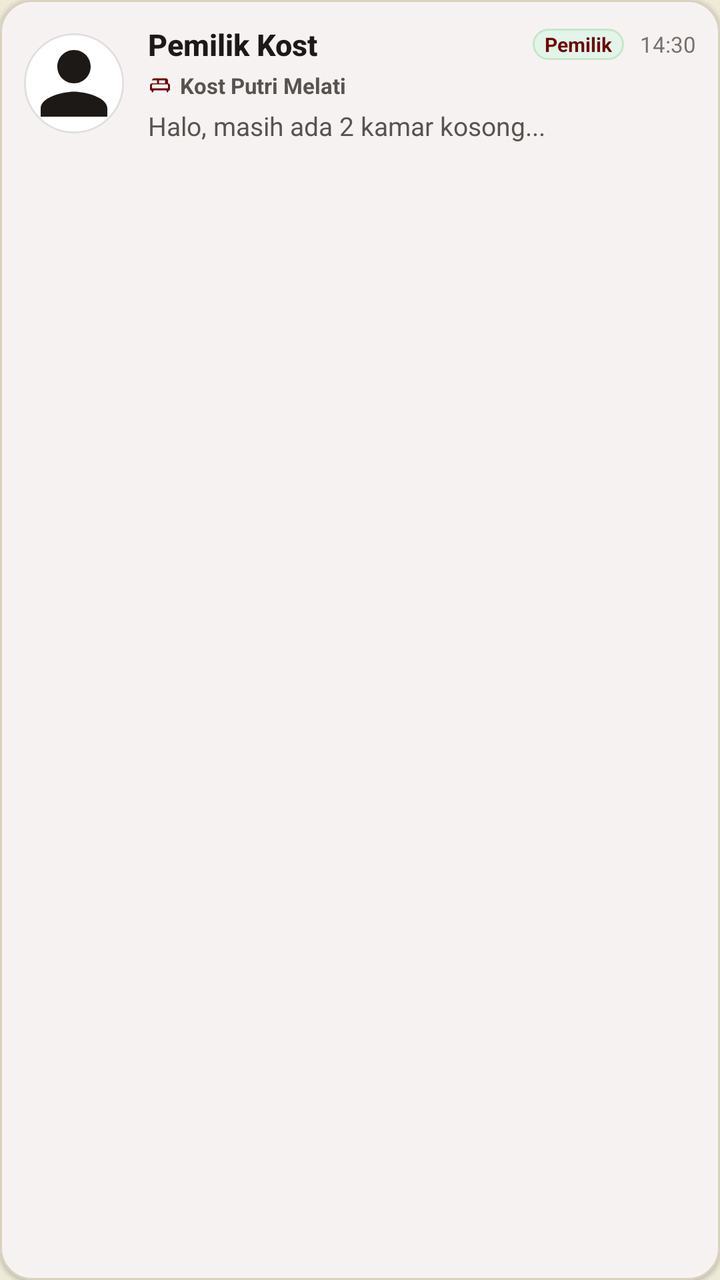
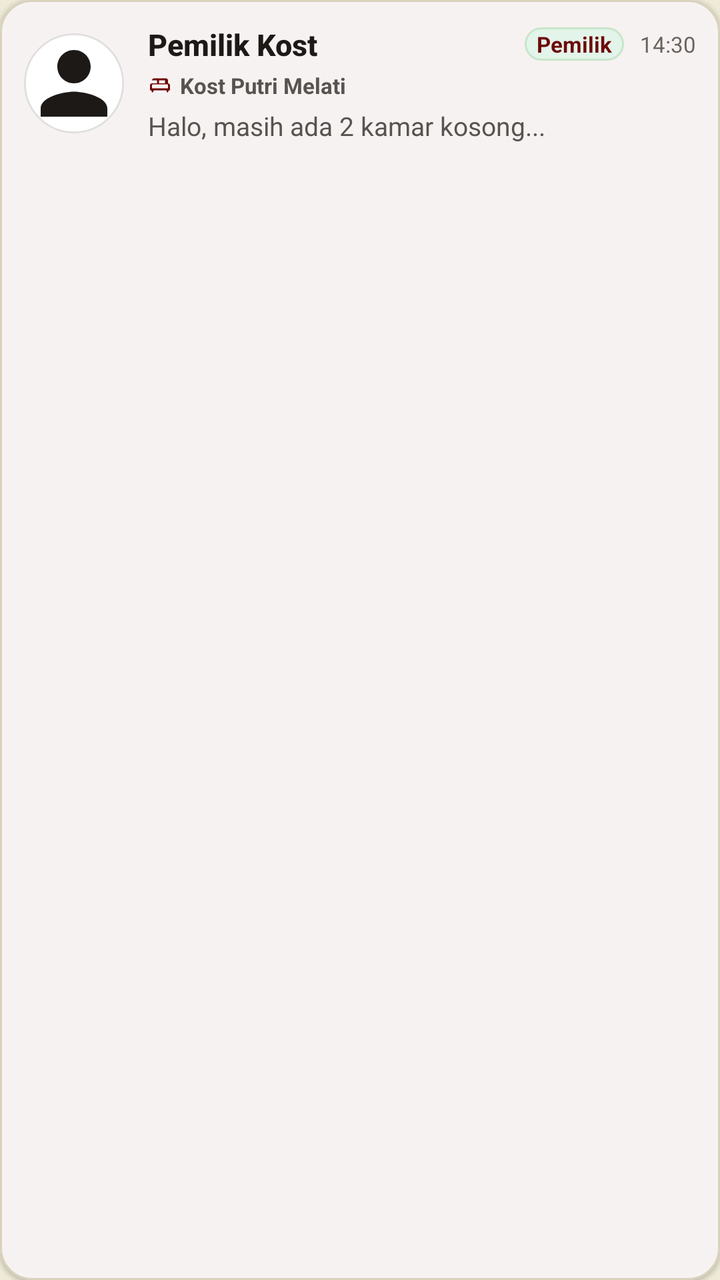

Before-and-after screenshots of an Android layout around one commit, followed by the original layout XML and the change that was made.
<!-- AndroidManifest.xml: application theme Theme.CariKostKita -->
<!-- res/layout/item_chat_conversation.xml -->
<?xml version="1.0" encoding="utf-8"?>
<com.google.android.material.card.MaterialCardView xmlns:android="http://schemas.android.com/apk/res/android"
    xmlns:app="http://schemas.android.com/apk/res-auto"
    android:id="@+id/card_chat_conversation"
    android:layout_width="match_parent"
    android:layout_height="wrap_content"
    android:layout_marginHorizontal="16dp"
    android:layout_marginVertical="5dp"
    android:clickable="true"
    android:focusable="true"
    android:foreground="?attr/selectableItemBackground"
    app:cardBackgroundColor="@color/surface"
    app:cardCornerRadius="16dp"
    app:cardElevation="1dp"
    app:contentPadding="12dp"
    app:strokeColor="@color/border_subtle"
    app:strokeWidth="1dp">

    <LinearLayout
        android:layout_width="match_parent"
        android:layout_height="wrap_content"
        android:gravity="center_vertical"
        android:orientation="horizontal">

        
        <FrameLayout
            android:layout_width="50dp"
            android:layout_height="50dp">

            <com.google.android.material.imageview.ShapeableImageView
                android:id="@+id/iv_chat_conv_avatar"
                android:layout_width="50dp"
                android:layout_height="50dp"
                android:background="@drawable/bg_fav_circle"
                android:scaleType="centerCrop"
                android:src="@drawable/ic_nav_profile"
                app:shapeAppearanceOverlay="@style/ShapeAppearance.Material3.Corner.Full" />

            
            <View
                android:id="@+id/dot_chat_conv_online"
                android:layout_width="12dp"
                android:layout_height="12dp"
                android:layout_gravity="bottom|end"
                android:background="@drawable/bg_pill_tersedia"
                android:backgroundTint="@color/status_tersedia"
                android:visibility="gone" />
        </FrameLayout>

        
        <LinearLayout
            android:layout_width="0dp"
            android:layout_height="wrap_content"
            android:layout_marginStart="12dp"
            android:layout_weight="1"
            android:orientation="vertical">

            
            <LinearLayout
                android:layout_width="match_parent"
                android:layout_height="wrap_content"
                android:gravity="center_vertical"
                android:orientation="horizontal">

                <TextView
                    android:id="@+id/tv_chat_conv_title"
                    android:layout_width="0dp"
                    android:layout_height="wrap_content"
                    android:layout_weight="1"
                    android:ellipsize="end"
                    android:fontFamily="sans-serif-medium"
                    android:maxLines="1"
                    android:text="Pemilik Kost"
                    android:textColor="@color/text_primary"
                    android:textSize="15sp"
                    android:textStyle="bold" />

                <TextView
                    android:id="@+id/tv_chat_conv_role_tag"
                    android:layout_width="wrap_content"
                    android:layout_height="wrap_content"
                    android:layout_marginStart="6dp"
                    android:background="@drawable/bg_pill_tersedia"
                    android:paddingHorizontal="6dp"
                    android:paddingVertical="1dp"
                    android:text="Pemilik"
                    android:textColor="@color/primary"
                    android:textSize="10sp"
                    android:textStyle="bold" />

                <TextView
                    android:id="@+id/tv_chat_conv_time"
                    android:layout_width="wrap_content"
                    android:layout_height="wrap_content"
                    android:layout_marginStart="8dp"
                    android:text="14:30"
                    android:textColor="@color/text_muted"
                    android:textSize="11sp" />
            </LinearLayout>

            
            <LinearLayout
                android:id="@+id/layout_chat_conv_kost_context"
                android:layout_width="match_parent"
                android:layout_height="wrap_content"
                android:layout_marginTop="3dp"
                android:gravity="center_vertical"
                android:orientation="horizontal">

                <ImageView
                    android:layout_width="12dp"
                    android:layout_height="12dp"
                    android:contentDescription="Kost"
                    android:src="@drawable/ic_bed"
                    app:tint="@color/primary" />

                <TextView
                    android:id="@+id/tv_chat_conv_kost_name"
                    android:layout_width="wrap_content"
                    android:layout_height="wrap_content"
                    android:layout_marginStart="4dp"
                    android:ellipsize="end"
                    android:maxLines="1"
                    android:text="Kost Putri Melati"
                    android:textColor="@color/text_secondary"
                    android:textSize="11sp"
                    android:textStyle="bold" />
            </LinearLayout>

            
            <LinearLayout
                android:layout_width="match_parent"
                android:layout_height="wrap_content"
                android:layout_marginTop="4dp"
                android:gravity="center_vertical"
                android:orientation="horizontal">

                <ImageView
                    android:id="@+id/iv_chat_conv_check"
                    android:layout_width="12dp"
                    android:layout_height="12dp"
                    android:layout_marginEnd="4dp"
                    android:src="@drawable/ic_check"
                    android:visibility="gone"
                    app:tint="@color/text_muted" />

                <TextView
                    android:id="@+id/tv_chat_conv_last_message"
                    android:layout_width="0dp"
                    android:layout_height="wrap_content"
                    android:layout_weight="1"
                    android:ellipsize="end"
                    android:maxLines="1"
                    android:text="Halo, masih ada 2 kamar kosong..."
                    android:textColor="@color/text_secondary"
                    android:textSize="13sp" />

                
                <TextView
                    android:id="@+id/tv_chat_conv_badge"
                    android:layout_width="wrap_content"
                    android:layout_height="wrap_content"
                    android:layout_marginStart="8dp"
                    android:background="@drawable/bg_badge_kategori_selected"
                    android:gravity="center"
                    android:minWidth="20dp"
                    android:paddingHorizontal="6dp"
                    android:paddingVertical="2dp"
                    android:text="1"
                    android:textColor="@color/white"
                    android:textSize="10sp"
                    android:textStyle="bold"
                    android:visibility="gone" />
            </LinearLayout>
        </LinearLayout>

    </LinearLayout>

</com.google.android.material.card.MaterialCardView>
<!-- resources referenced by this layout -->
<resources>
  <color name="border_subtle">#D8D2BC</color>
  <color name="primary">#6D0808</color>
  <color name="status_tersedia">#16803C</color>
  <color name="surface">#FFFFFF</color>
  <color name="text_muted">#78716C</color>
  <color name="text_primary">#1C1917</color>
  <color name="text_secondary">#57534E</color>
  <color name="white">#FFFFFF</color>
  <!-- drawable bg_badge_kategori_selected (drawable) -->
  <?xml version="1.0" encoding="utf-8"?>
  <shape xmlns:android="http://schemas.android.com/apk/res/android"
      android:shape="rectangle">
      <solid android:color="@color/chip_active_bg" />
      <corners android:radius="20dp" />
  </shape>
  <!-- drawable bg_fav_circle (drawable) -->
  <?xml version="1.0" encoding="utf-8"?>
  <shape xmlns:android="http://schemas.android.com/apk/res/android"
      android:shape="oval">
      <solid android:color="@color/surface" />
      <stroke
          android:width="1dp"
          android:color="#1A000000" />
  </shape>
  <!-- drawable bg_pill_tersedia (drawable) -->
  <?xml version="1.0" encoding="utf-8"?>
  <shape xmlns:android="http://schemas.android.com/apk/res/android">
      <solid android:color="@color/status_tersedia_soft" />
      <stroke android:width="1dp" android:color="#C8E6C9" />
      <corners android:radius="99dp" />
  </shape>
  <!-- drawable ic_bed (drawable) -->
  <vector xmlns:android="http://schemas.android.com/apk/res/android"
      android:width="24dp"
      android:height="24dp"
      android:viewportWidth="24"
      android:viewportHeight="24">
      <path
          android:fillColor="@color/text_primary"
          android:pathData="M20,10V7c0,-1.1 -0.9,-2 -2,-2H6c-1.1,0 -2,0.9 -2,2v3c-1.1,0 -2,0.9 -2,2v5h1.33L4,19h1l0.67,-2h12.67l0.66,2h1l0.67,-2H22v-5c0,-1.1 -0.9,-2 -2,-2zm-9,-3h6v3h-6V7zm-7,3V7h5v3H4zm16,5H4v-3c0,-0.55 0.45,-1 1,-1h14c0.55,0 1,0.45 1,1v3z"/>
  </vector>
  <!-- drawable ic_check (drawable) -->
  <vector xmlns:android="http://schemas.android.com/apk/res/android"
      android:width="24dp"
      android:height="24dp"
      android:viewportWidth="24"
      android:viewportHeight="24">
      <path
          android:fillColor="@color/text_primary"
          android:pathData="M9,16.17L4.83,12l-1.42,1.41L9,19 21,7l-1.41,-1.41z"/>
  </vector>
  <!-- drawable ic_nav_profile (drawable) -->
  <vector xmlns:android="http://schemas.android.com/apk/res/android"
      android:width="24dp"
      android:height="24dp"
      android:viewportWidth="24"
      android:viewportHeight="24">
      <path
          android:fillColor="@color/text_primary"
          android:pathData="M12,12c2.21,0 4,-1.79 4,-4s-1.79,-4 -4,-4 -4,1.79 -4,4 1.79,4 4,4zm0,2c-2.67,0 -8,1.34 -8,4v2h16v-2c0,-2.66 -5.33,-4 -8,-4z"/>
  </vector>
  <style name="Theme.CariKostKita" parent="Theme.Material3.DayNight.NoActionBar">
          
          <item name="colorPrimary">@color/primary</item>
          <item name="colorPrimaryDark">@color/primary_dark</item>
          <item name="colorOnPrimary">@color/on_primary</item>
          <item name="colorPrimaryContainer">@color/primary_soft</item>
          <item name="colorOnPrimaryContainer">@color/primary</item>
  
          
          <item name="android:windowBackground">@color/background</item>
          <item name="colorSurface">@color/surface</item>
          <item name="colorOnSurface">@color/text_primary</item>
          <item name="colorOutline">@color/border</item>
  
          
          <item name="android:statusBarColor">@color/primary_dark</item>
          <item name="android:windowLightStatusBar">false</item>
          <item name="android:navigationBarColor">@color/background</item>
          <item name="android:windowLightNavigationBar" tools:targetApi="o_mr1">true</item>
      </style>
  <color name="chip_active_bg">#6D0808</color>
  <color name="status_tersedia_soft">#E3F4EA</color>
  <color name="primary_dark">#620808</color>
  <color name="on_primary">#EEEAD7</color>
  <color name="primary_soft">#F4EFE0</color>
  <color name="background">#EEEAD7</color>
  <color name="border">#D8D2BC</color>
</resources>

<!-- the commit's change to res/layout/item_chat_conversation.xml (unified diff, before → after) -->
@@ -4,7 +4,7 @@
     android:id="@+id/card_chat_conversation"
     android:layout_width="match_parent"
     android:layout_height="wrap_content"
-    android:layout_marginHorizontal="16dp"
+    android:layout_marginHorizontal="8dp"
     android:layout_marginVertical="5dp"
     android:clickable="true"
     android:focusable="true"
@@ -85,7 +85,7 @@
                     android:paddingVertical="1dp"
                     android:text="Pemilik"
                     android:textColor="@color/primary"
-                    android:textSize="10sp"
+                    android:textSize="11sp"
                     android:textStyle="bold" />
 
                 <TextView
@@ -168,7 +168,7 @@
                     android:paddingVertical="2dp"
                     android:text="1"
                     android:textColor="@color/white"
-                    android:textSize="10sp"
+                    android:textSize="11sp"
                     android:textStyle="bold"
                     android:visibility="gone" />
             </LinearLayout>
<!-- resource entries referenced after the edit -->
@@ -4,7 +4,7 @@
   <color name="primary">#6D0808</color>
   <color name="status_tersedia">#16803C</color>
   <color name="surface">#FFFFFF</color>
-  <color name="text_muted">#78716C</color>
+  <color name="text_muted">#6B645E</color>
   <color name="text_primary">#1C1917</color>
   <color name="text_secondary">#57534E</color>
   <color name="white">#FFFFFF</color>
